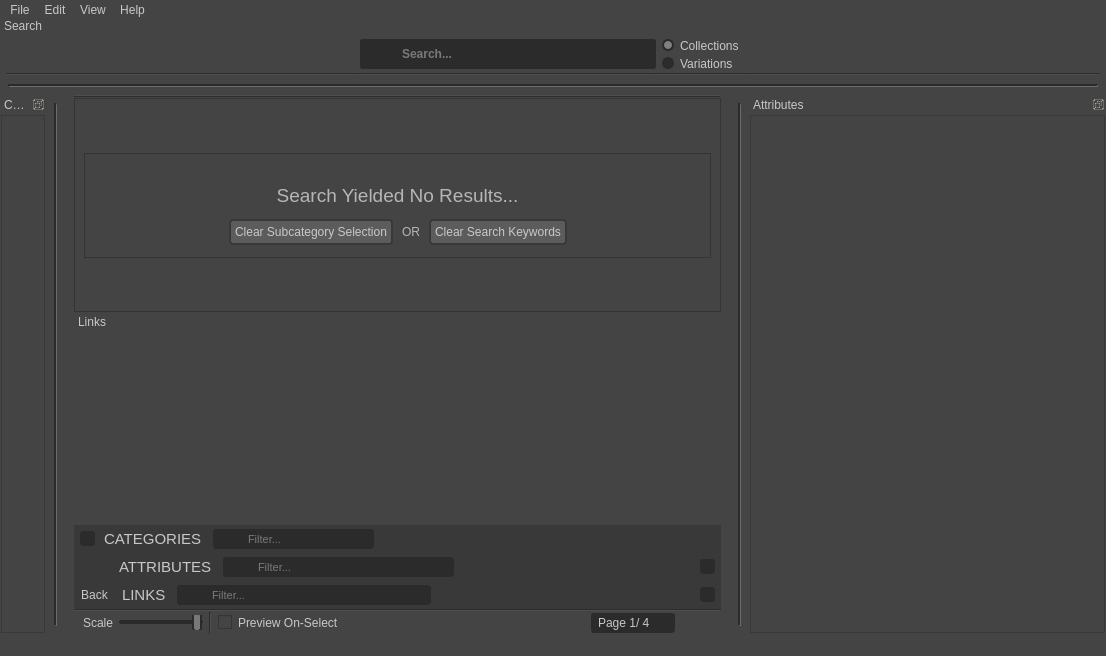
First picture: the form in library/ui/dialog.ui, repository swillisart/Relic, before the edit.
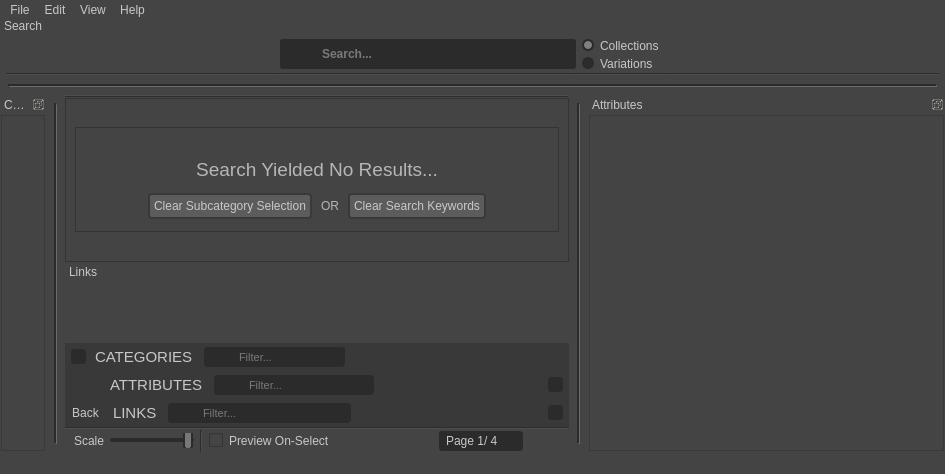
Second picture: the form after the edit. Icons and pictures are not drawn.

```diff
--- a/library/ui/dialog.ui
+++ b/library/ui/dialog.ui
@@ -6,8 +6,8 @@
    <rect>
     <x>0</x>
     <y>0</y>
-    <width>1106</width>
-    <height>656</height>
+    <width>945</width>
+    <height>474</height>
    </rect>
   </property>
   <property name="sizePolicy">
@@ -682,13 +682,13 @@
      <number>0</number>
     </property>
     <property name="leftMargin">
-     <number>9</number>
+     <number>0</number>
     </property>
     <property name="topMargin">
      <number>0</number>
     </property>
     <property name="rightMargin">
-     <number>9</number>
+     <number>0</number>
     </property>
     <property name="bottomMargin">
      <number>0</number>
@@ -2205,7 +2205,7 @@
     <rect>
      <x>0</x>
      <y>0</y>
-     <width>1106</width>
+     <width>945</width>
      <height>22</height>
     </rect>
    </property>
@@ -2291,7 +2291,7 @@
           <x>0</x>
           <y>0</y>
           <width>54</width>
-          <height>502</height>
+          <height>320</height>
          </rect>
         </property>
         <layout class="QVBoxLayout" name="categoryLayout">
@@ -2904,7 +2904,7 @@
           <x>0</x>
           <y>0</y>
           <width>353</width>
-          <height>502</height>
+          <height>320</height>
          </rect>
         </property>
         <layout class="QVBoxLayout" name="attributesLayout">
```
